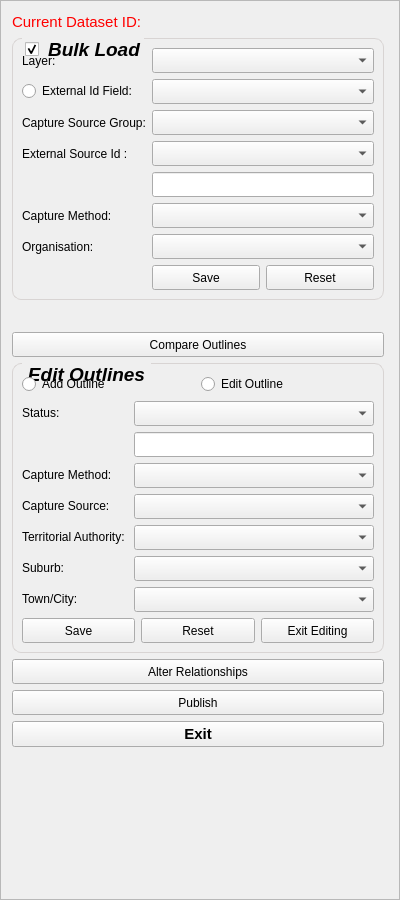
First picture: the form in buildings/gui/bulk_load.ui, repository linz/nz-buildings, before the edit.
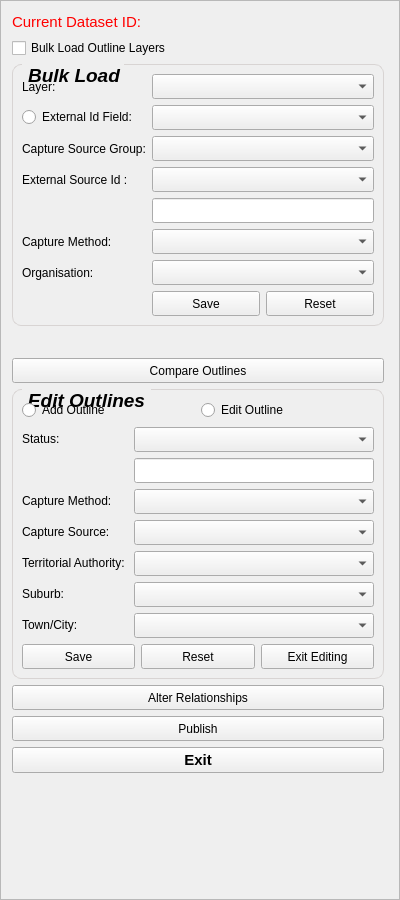
Second picture: the form after the edit. Custom widgets are drawn as their Qt base class.

Commit message: Add checkboxes to turn off outlines

Diff of the .ui file:
```diff
--- a/buildings/gui/bulk_load.ui
+++ b/buildings/gui/bulk_load.ui
@@ -132,6 +132,13 @@
          </item>
         </layout>
        </item>
+       <item>
+        <widget class="QCheckBox" name="cb_bulk_load">
+         <property name="text">
+          <string>Bulk Load Outline Layers</string>
+         </property>
+        </widget>
+       </item>
        <item>
         <widget class="QGroupBox" name="grpb_bulk_load">
          <property name="sizePolicy">
@@ -169,7 +176,7 @@
           <bool>true</bool>
          </property>
          <property name="checkable">
-          <bool>true</bool>
+          <bool>false</bool>
          </property>
          <layout class="QGridLayout" name="gridLayout_3">
           <item row="0" column="1">
```
The commit also changes 3 other files.
